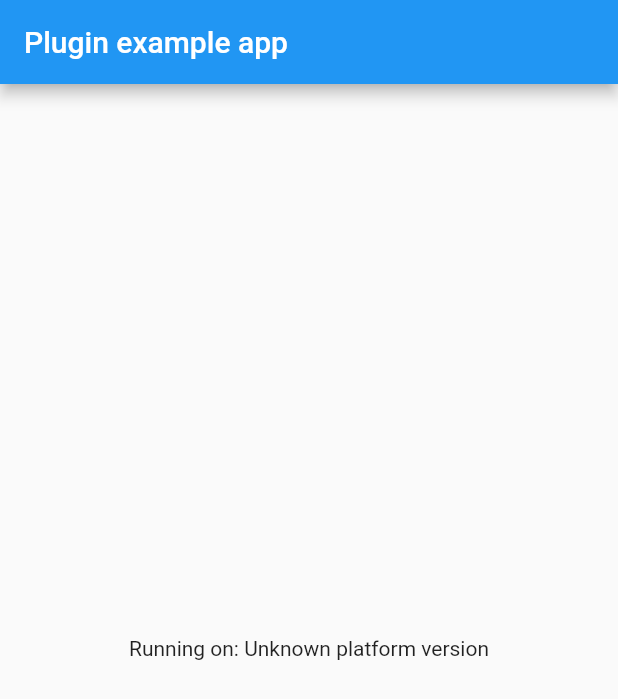
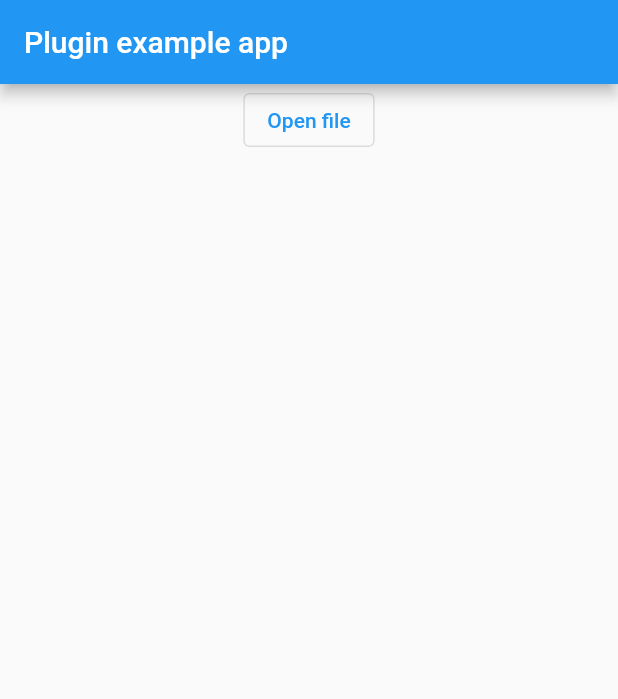
Before and after one commit to yuanhoujun/desktop_helper, a Flutter app: the screen it shows after launch, on a phone screen of 412 x 824 dp. Shown: the top 699 px of the screen. Run offline on Flutter 3.47's test engine with Material 2 defaults, Android fonts, the phone set to English and light mode, and no system bars.

Commit message:
Add API: openFile.

```diff
--- a/example/lib/main.dart
+++ b/example/lib/main.dart
@@ -1,9 +1,8 @@
+import 'dart:developer';
+
+import 'package:desktop_helper/desktop_helper.dart';
 import 'package:flutter/material.dart';
 import 'dart:async';
-
-import 'package:flutter/services.dart';
-import 'package:desktop_helper/desktop_helper.dart';
-
 void main() {
   runApp(const MyApp());
 }
@@ -16,7 +15,7 @@ class MyApp extends StatefulWidget {
 }
 
 class _MyAppState extends State<MyApp> {
-  String _platformVersion = 'Unknown';
+  String? _apps;
 
   @override
   void initState() {
@@ -26,24 +25,7 @@ class _MyAppState extends State<MyApp> {
 
   // Platform messages are asynchronous, so we initialize in an async method.
   Future<void> initPlatformState() async {
-    String platformVersion;
-    // Platform messages may fail, so we use a try/catch PlatformException.
-    // We also handle the message potentially returning null.
-    try {
-      platformVersion =
-          await DesktopHelper.platformVersion ?? 'Unknown platform version';
-    } on PlatformException {
-      platformVersion = 'Failed to get platform version.';
-    }
-
-    // If the widget was removed from the tree while the asynchronous platform
-    // message was in flight, we want to discard the reply rather than calling
-    // setState to update our non-existent appearance.
     if (!mounted) return;
-
-    setState(() {
-      _platformVersion = platformVersion;
-    });
   }
 
   @override
@@ -54,7 +36,13 @@ class _MyAppState extends State<MyApp> {
           title: const Text('Plugin example app'),
         ),
         body: Center(
-          child: Text('Running on: $_platformVersion\n'),
+          child: Column(
+            children: [
+              OutlinedButton(onPressed: () async {
+                await DesktopHelper.openFile(path: "/Users/ouyangfeng/Library/Containers/com.youngfeng.MacAppSample/Data/a.png");
+              }, child: const Text("Open file"))
+            ],
+          ),
         ),
       ),
     );
--- a/lib/desktop_helper.dart
+++ b/lib/desktop_helper.dart
@@ -3,11 +3,23 @@ import 'dart:async';
 
 import 'package:flutter/services.dart';
 
+/// DesktopHelper is a desktop plugin for Flutter, use this plugin can call some useful native APIs on desktop.
 class DesktopHelper {
-  static const MethodChannel _channel = MethodChannel('desktop_helper');
+  static const MethodChannel _channel = MethodChannel('com.youngfeng.desktop/desktop_helper');
 
-  static Future<String?> get platformVersion async {
-    final String? version = await _channel.invokeMethod('getPlatformVersion');
-    return version;
+  // ignore: slash_for_doc_comments
+  /**
+   * Open a file or directory located [path], it'll be return true if opening success.
+   *
+   * [isDir] is a redundant parameter to tell plugin whether the current file is a directory.
+   *
+   * Return the open state.
+   */
+  static Future<bool> openFile({
+    required String path,
+    bool isDir = true
+  }) async {
+    bool isSuccess = await _channel.invokeMethod("openFile", { "path" : path, "isDir" : isDir });
+    return isSuccess;
   }
 }
```
Also changed, not shown: 4 other files.
